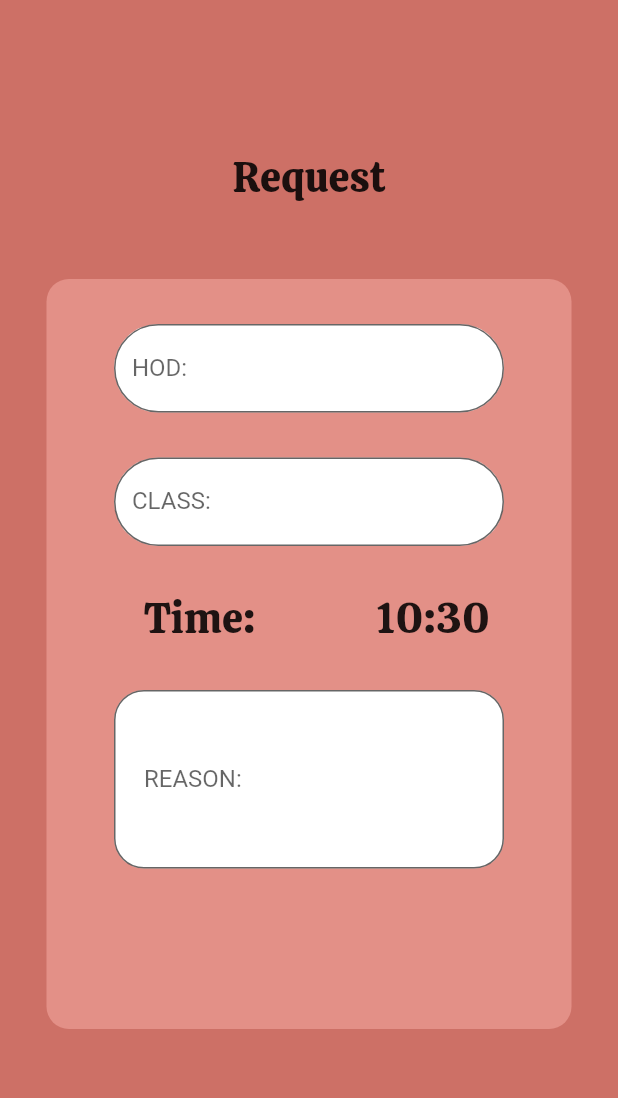
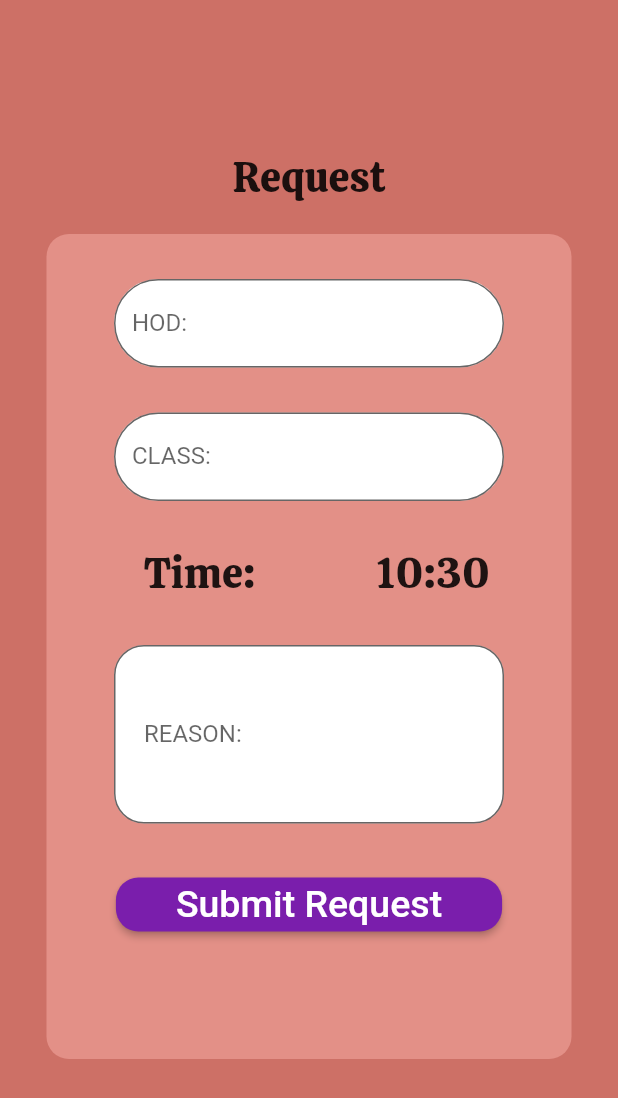
Before and after one commit to joju-j/GatePass, a Flutter app: the RequestScreen screen opened by its route, on a phone screen of 412 x 824 dp. Shown: the top 1098 px of the screen. Run offline on Flutter 3.47's test engine with Material 2 defaults, Android fonts, the phone set to English and light mode, and no system bars; our stand-ins replace font_awesome_flutter, lottie.

Commit message:
request page modified

```diff
--- a/lib/screens/request.dart
+++ b/lib/screens/request.dart
@@ -24,11 +24,11 @@ class RequestScreen extends StatelessWidget {
                   ),
                 ),
                 const SizedBox(
-                  height: 50,
+                  height: 20,
                 ),
                 Container(
                   width: 350,
-                  height: 500,
+                  height: 550,
                   decoration: const BoxDecoration(
                     color: Color.fromARGB(255, 227, 144, 135),
                     borderRadius: BorderRadius.all(Radius.circular(15)),
@@ -41,7 +41,7 @@ class RequestScreen extends StatelessWidget {
                       ),
                       Container(
                         width: 260,
-                        height: 400,
+                        height: 500,
                         child: Column(
                           children: [
                             const TextField(
@@ -114,6 +114,8 @@ class RequestScreen extends StatelessWidget {
                             const SizedBox(
                               width: 500,
                               child: TextField(
+                                keyboardType: TextInputType.multiline,
+                                maxLines: null,
                                 decoration: InputDecoration(
                                   labelText: "REASON:",
                                   filled: true,
@@ -126,7 +128,29 @@ class RequestScreen extends StatelessWidget {
                                   ),
                                 ),
                               ),
-                            )
+                            ),
+                            const SizedBox(
+                              height: 30,
+                            ),
+                            ElevatedButton(
+                              onPressed: () => {},
+                              style: ElevatedButton.styleFrom(
+                                padding: const EdgeInsets.only(
+                                    left: 40, right: 40, top: 0, bottom: 0),
+                                shape: RoundedRectangleBorder(
+                                    borderRadius: BorderRadius.circular(15)),
+                                primary: Color.fromARGB(255, 122, 30, 172),
+                              ),
+                              child: Text(
+                                'Submit Request',
+                                textAlign: TextAlign.start,
+                                style: TextStyle(
+                                  color: Colors.white,
+                                  fontSize: 25,
+                                  //fontWeight: FontWeight.bold),
+                                ),
+                              ),
+                            ),
                           ],
                         ),
                       ),
```
